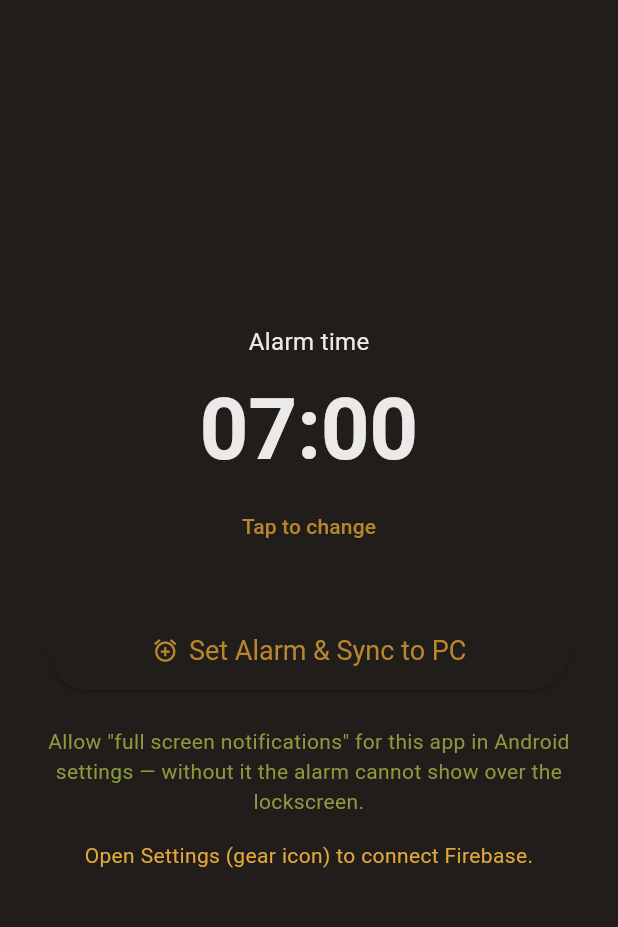
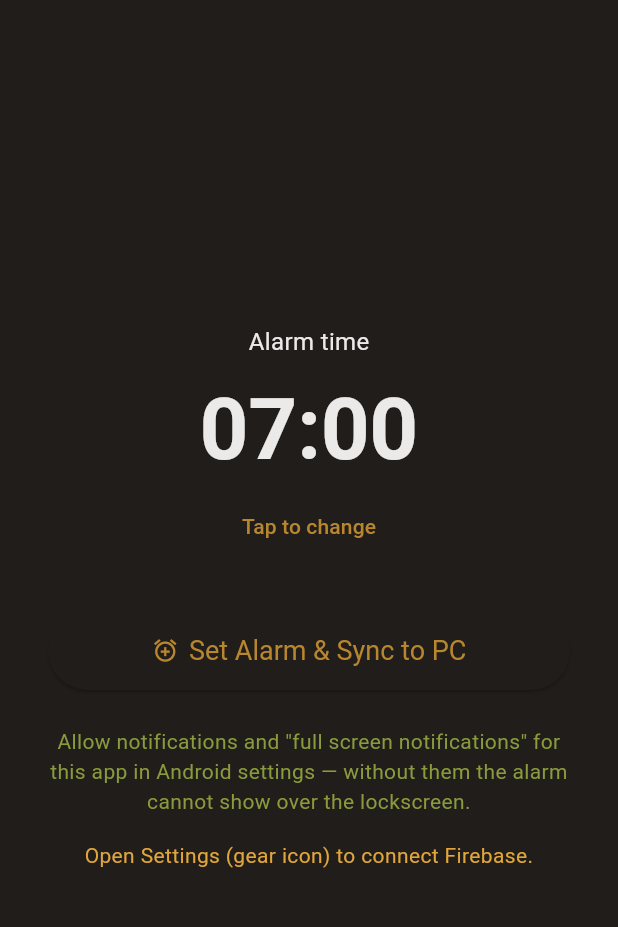
Before and after one commit to kuhyx/wake-alarm, a Flutter app: the screen it shows after launch, after a tap on "Set Alarm & Sync to PC", on a phone screen of 412 x 824 dp, the part 63-990 px from its top. Run offline on Flutter 3.47's test engine with Material 3 defaults, Android fonts, the phone set to English and light mode, and no system bars; our stand-ins replace flutter_secure_storage, google_sign_in, shared_preferences; missing offline and left inert: android_intent_plus, crdt_sync, github_device_auth, sync_settings_ui; statements that could not run were skipped.

Commit message:
Bring the two files this change grew back under the 250-line gate
The gate runs --all-files at push time, so it caught two files this session
pushed over: AGENTS.md (244 -> 330) and home_screen.dart (238 -> 269). Both
are mine; the pre-existing Python overages are untouched, per the standing
rule not to split a file this change does not already have to edit.

- The phone section moves to DOCS-phone-alarm.md, following the repo's own
  pattern (DOCS-architecture.md, DOCS-vmbox.md), leaving a pointer.
- Alarm arming moves out of home_screen.dart into AlarmArming — "what it
  takes to arm an alarm" was never the picker's concern, and the extraction
  also repaired a doc comment my earlier edit had orphaned onto the wrong
  method.

flutter test: 69 pass. dart analyze lib/ test/: clean. APK builds.

Co-Authored-By: Claude Opus 5 <noreply@anthropic.com>
Claude-Session: https://claude.ai/code/session_01EckWmyfetYq3Mi8MAnUudh

```diff
--- a/phone_app/lib/screens/home_screen.dart
+++ b/phone_app/lib/screens/home_screen.dart
@@ -1,9 +1,9 @@
 import 'dart:async';
 
-import 'package:android_intent_plus/android_intent.dart';
 import 'package:flutter/material.dart';
 
 import 'package:wake_alarm_sync/screens/settings_screen.dart';
+import 'package:wake_alarm_sync/services/alarm_arming.dart';
 import 'package:wake_alarm_sync/services/alarm_scheduler.dart';
 import 'package:wake_alarm_sync/services/alarm_sync_service.dart';
 import 'package:wake_alarm_sync/services/firebase_backend.dart';
@@ -29,7 +29,7 @@ class _HomeScreenState extends State<HomeScreen> {
   AlarmSyncService? _service;
 
   /// Platform bridge that arms the app's own alarm (item 1).
-  final AlarmScheduler _scheduler = AlarmScheduler();
+  final AlarmArming _arming = AlarmArming(AlarmScheduler());
 
   @override
   void initState() {
@@ -82,44 +82,6 @@ class _HomeScreenState extends State<HomeScreen> {
     }
   }
 
-  /// Opens the system Clock app pre-filled via ACTION_SET_ALARM.
-  ///
-  /// android_intent_plus v5 uses startActivityForResult; the Clock app
-  /// never sends a result, so we time out after 3 s rather than hang forever.
-  /// Arms the app's own alarm — no user interaction (item 1).
-  ///
-  /// The SET_ALARM intent below is kept only as optional redundancy in the
-  /// system Clock app; it is no longer what makes the phone ring, because it
-  /// required the user to confirm in another app every single time.
-  ///
-  /// Returns an error string when the alarm could not be armed, or null on
-  /// success. A full-screen-intent grant that has been revoked is a hard
-  /// failure, not a warning: without it the alarm posts a notification the
-  /// sleeping user never sees.
-  Future<String?> _armOwnAlarm() async {
-    if (!await _scheduler.canUseFullScreenIntent()) {
-      return 'Allow "full screen notifications" for this app in Android '
-          'settings — without it the alarm cannot show over the lockscreen.';
-    }
-    await _scheduler.schedule(_hour, _minute);
-    return null;
-  }
-
-  Future<void> _setPhoneAlarm() async {
-    final intent = AndroidIntent(
-      action: 'android.intent.action.SET_ALARM',
-      arguments: {
-        'android.intent.extra.alarm.HOUR': _hour,
-        'android.intent.extra.alarm.MINUTES': _minute,
-        // SKIP_UI: the app already armed its own alarm, so the Clock entry is
-        // pure redundancy and must not demand a tap.
-        'android.intent.extra.alarm.SKIP_UI': true,
-        'android.intent.extra.alarm.MESSAGE': 'Wake Alarm',
-      },
-    );
-    await intent.launch().timeout(const Duration(seconds: 3), onTimeout: () {});
-  }
-
   Future<void> _syncAndSet() async {
     final settings = await SyncSettings.load();
     final service = _service;
@@ -139,12 +101,12 @@ class _HomeScreenState extends State<HomeScreen> {
       await service.setLocal(_hour, _minute);
       await service.push(settings.token);
       setState(() => _status = 'Synced ✓ — arming alarm…');
-      final problem = await _armOwnAlarm();
+      final problem = await _arming.arm(_hour, _minute);
       if (problem != null) {
         setState(() => _status = problem);
         return;
       }
-      await _setPhoneAlarm();
+      await _arming.registerWithClockApp(_hour, _minute);
       final at = _fmt(_hour, _minute);
       setState(() => _status = 'Done! Alarm armed for $at.');
     } on Exception catch (e) {
--- /dev/null
+++ b/phone_app/lib/services/alarm_arming.dart
@@ -0,0 +1,52 @@
+import 'package:android_intent_plus/android_intent.dart';
+import 'package:wake_alarm_sync/services/alarm_scheduler.dart';
+
+/// Arms the phone's own alarm for a chosen time (item 1: no user interaction).
+///
+/// Split out of `home_screen.dart` to keep that file under the 250-line gate,
+/// and because "what it takes to arm an alarm" is its own concern from "the
+/// picker UI".
+class AlarmArming {
+  /// Creates an armer over [scheduler].
+  const AlarmArming(this.scheduler);
+
+  /// Platform bridge to the Kotlin scheduler.
+  final AlarmScheduler scheduler;
+
+  /// Arms the alarm for [hour]:[minute].
+  ///
+  /// Returns an error string when it could not be armed, or null on success.
+  /// A revoked full-screen-intent grant is a hard failure, not a warning:
+  /// without it the alarm posts a notification the sleeping user never sees,
+  /// so reporting success would be a lie the user only discovers at 06:00.
+  Future<String?> arm(int hour, int minute) async {
+    if (!await scheduler.canUseFullScreenIntent()) {
+      return 'Allow notifications and "full screen notifications" for this '
+          'app in Android settings — without them the alarm cannot show '
+          'over the lockscreen.';
+    }
+    await scheduler.schedule(hour, minute);
+    return null;
+  }
+
+  /// Also registers the time in the system Clock app, as pure redundancy.
+  ///
+  /// This used to be the mechanism, and required confirming in another app
+  /// every single time. `SKIP_UI` is true because the app has already armed
+  /// its own alarm by now, so this must not demand a tap.
+  ///
+  /// android_intent_plus v5 uses startActivityForResult and the Clock app
+  /// never sends a result, so this times out after 3s rather than hang.
+  Future<void> registerWithClockApp(int hour, int minute) async {
+    final intent = AndroidIntent(
+      action: 'android.intent.action.SET_ALARM',
+      arguments: <String, Object>{
+        'android.intent.extra.alarm.HOUR': hour,
+        'android.intent.extra.alarm.MINUTES': minute,
+        'android.intent.extra.alarm.SKIP_UI': true,
+        'android.intent.extra.alarm.MESSAGE': 'Wake Alarm',
+      },
+    );
+    await intent.launch().timeout(const Duration(seconds: 3), onTimeout: () {});
+  }
+}
```
Also changed, not shown: 2 other files.
